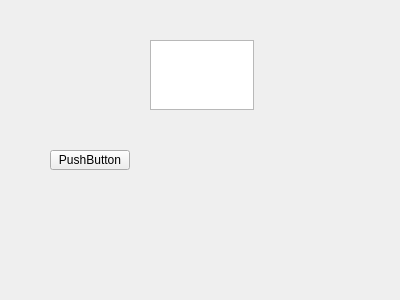
iamzhubaoliang/QT_learn, file MyQQ_version/MyQQ_version/LoginAndRegister/regist.ui: the form before one commit.
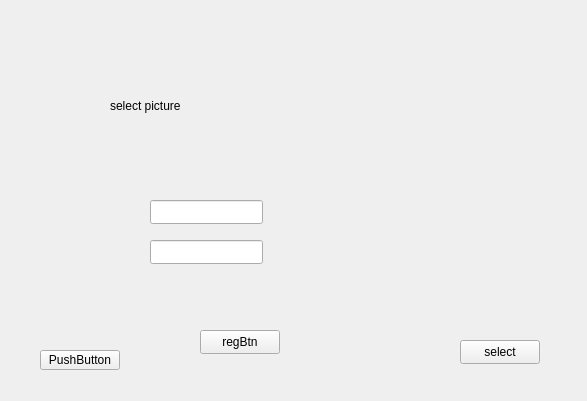
The form after the commit.

Commit message: STORE THE PICTURE TO DATABASE

Patch:
```diff
--- a/MyQQ_version/MyQQ_version/LoginAndRegister/regist.ui
+++ b/MyQQ_version/MyQQ_version/LoginAndRegister/regist.ui
@@ -6,28 +6,18 @@
    <rect>
     <x>0</x>
     <y>0</y>
-    <width>400</width>
-    <height>300</height>
+    <width>587</width>
+    <height>401</height>
    </rect>
   </property>
   <property name="windowTitle">
    <string>Form</string>
   </property>
-  <widget class="QPlainTextEdit" name="plainTextEdit">
-   <property name="geometry">
-    <rect>
-     <x>150</x>
-     <y>40</y>
-     <width>104</width>
-     <height>70</height>
-    </rect>
-   </property>
-  </widget>
   <widget class="QPushButton" name="pushButton">
    <property name="geometry">
     <rect>
-     <x>50</x>
-     <y>150</y>
+     <x>40</x>
+     <y>350</y>
      <width>80</width>
      <height>20</height>
     </rect>
@@ -36,6 +26,65 @@
     <string>PushButton</string>
    </property>
   </widget>
+  <widget class="QLabel" name="picture">
+   <property name="geometry">
+    <rect>
+     <x>110</x>
+     <y>50</y>
+     <width>161</width>
+     <height>111</height>
+    </rect>
+   </property>
+   <property name="text">
+    <string>select picture</string>
+   </property>
+  </widget>
+  <widget class="QPushButton" name="selectBtn">
+   <property name="geometry">
+    <rect>
+     <x>460</x>
+     <y>340</y>
+     <width>80</width>
+     <height>24</height>
+    </rect>
+   </property>
+   <property name="text">
+    <string>select</string>
+   </property>
+  </widget>
+  <widget class="QLineEdit" name="username">
+   <property name="geometry">
+    <rect>
+     <x>150</x>
+     <y>200</y>
+     <width>113</width>
+     <height>24</height>
+    </rect>
+   </property>
+  </widget>
+  <widget class="QLineEdit" name="password">
+   <property name="geometry">
+    <rect>
+     <x>150</x>
+     <y>240</y>
+     <width>113</width>
+     <height>24</height>
+    </rect>
+   </property>
+  </widget>
+  <widget class="QPushButton" name="regBtn">
+   <property name="geometry">
+    <rect>
+     <x>200</x>
+     <y>330</y>
+     <width>80</width>
+     <height>24</height>
+    </rect>
+   </property>
+   <property name="text">
+    <string>regBtn</string>
+   </property>
+  </widget>
  </widget>
  <resources/>
  <connections/>
```
The commit also changes 77 other files.
